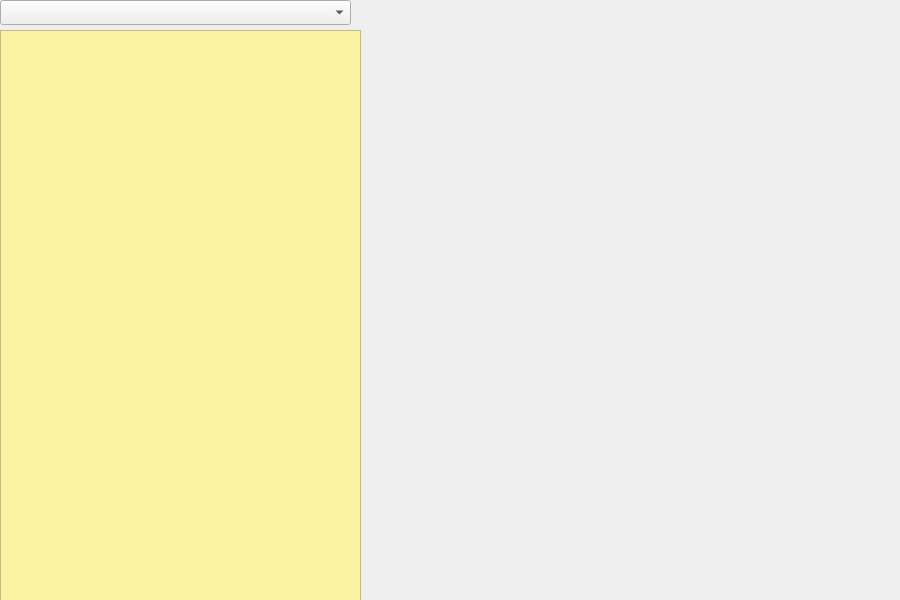
This is sketches/traceWindow.ui in HochItay/ASMtracer as Qt 5 draws it before an edit. The edited form follows.
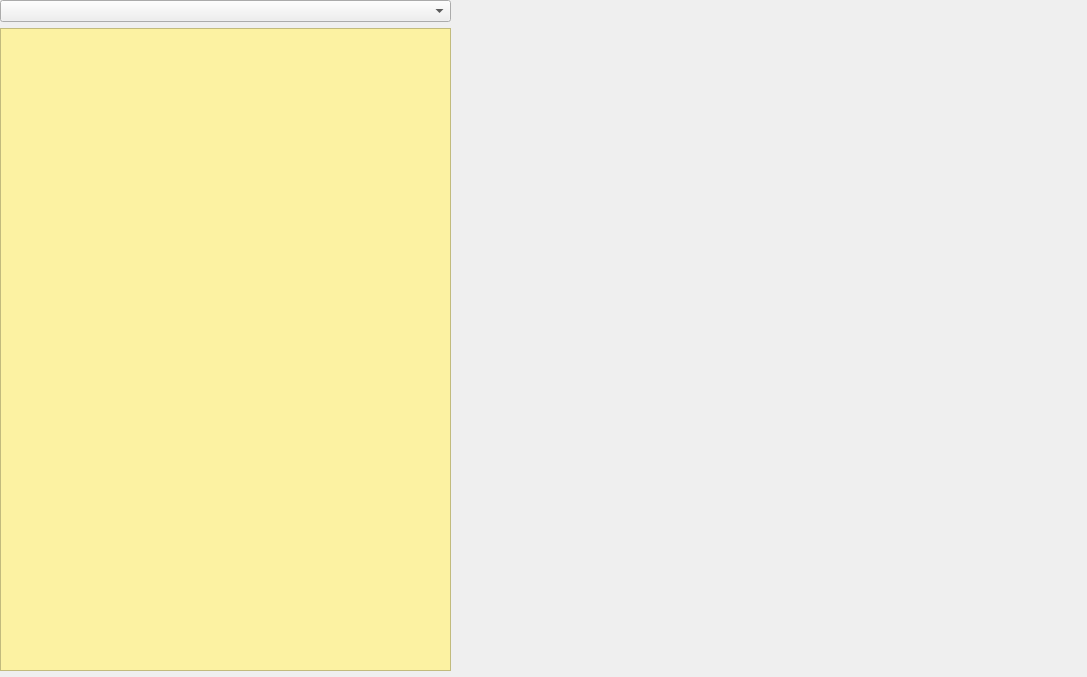
This is the edited form.

Patch:
```diff
--- a/sketches/traceWindow.ui
+++ b/sketches/traceWindow.ui
@@ -6,36 +6,43 @@
    <rect>
     <x>0</x>
     <y>0</y>
-    <width>900</width>
-    <height>600</height>
+    <width>1087</width>
+    <height>677</height>
    </rect>
   </property>
   <property name="windowTitle">
    <string>MainWindow</string>
   </property>
   <widget class="QWidget" name="centralwidget">
-   <widget class="QTextEdit" name="code_area">
-    <property name="geometry">
-     <rect>
-      <x>0</x>
-      <y>30</y>
-      <width>361</width>
-      <height>571</height>
-     </rect>
-    </property>
-    <property name="styleSheet">
-     <string notr="true">background-color: rgb(252, 242, 162);</string>
-    </property>
-   </widget>
-   <widget class="QComboBox" name="comboBox">
+   <widget class="QWidget" name="verticalLayoutWidget">
     <property name="geometry">
      <rect>
       <x>0</x>
       <y>0</y>
-      <width>351</width>
-      <height>25</height>
+      <width>451</width>
+      <height>671</height>
      </rect>
     </property>
+    <layout class="QVBoxLayout" name="verticalLayout">
+     <item>
+      <widget class="QComboBox" name="func_combo"/>
+     </item>
+     <item>
+      <widget class="QListWidget" name="listWidget">
+       <property name="font">
+        <font>
+         <pointsize>14</pointsize>
+        </font>
+       </property>
+       <property name="autoFillBackground">
+        <bool>false</bool>
+       </property>
+       <property name="styleSheet">
+        <string notr="true">background-color: rgb(252, 242, 162);</string>
+       </property>
+      </widget>
+     </item>
+    </layout>
    </widget>
   </widget>
  </widget>
```
